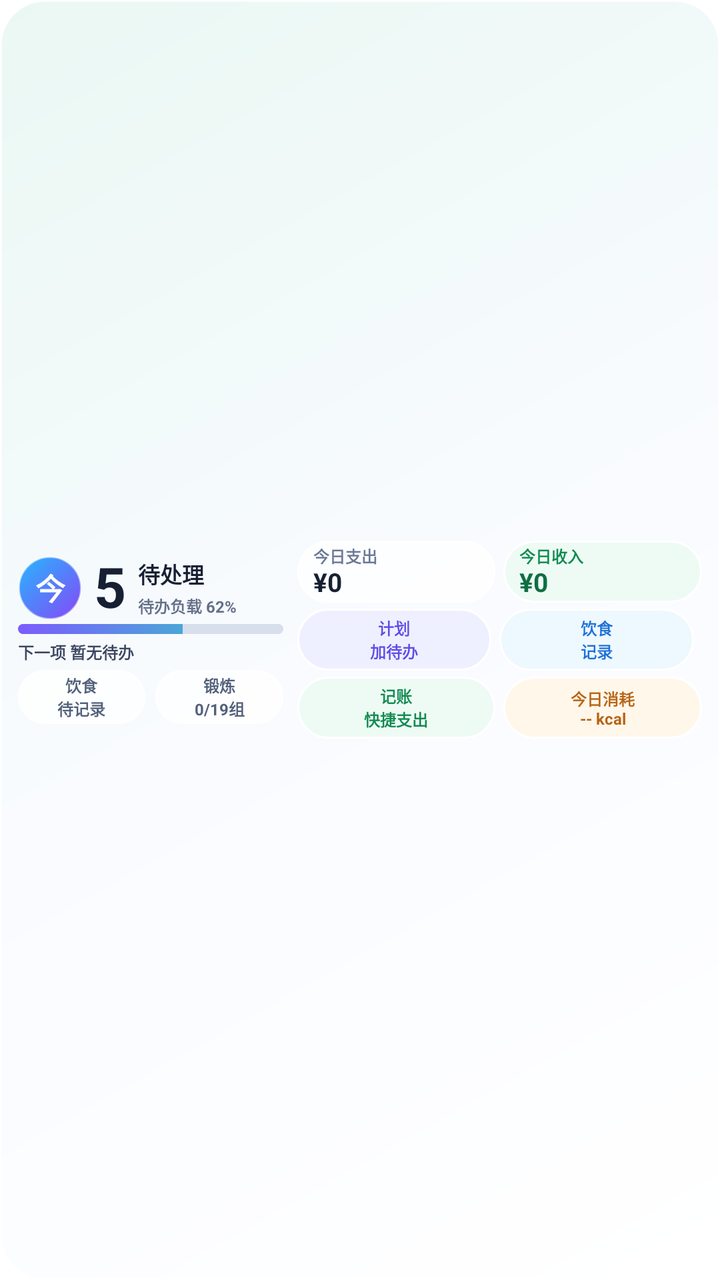
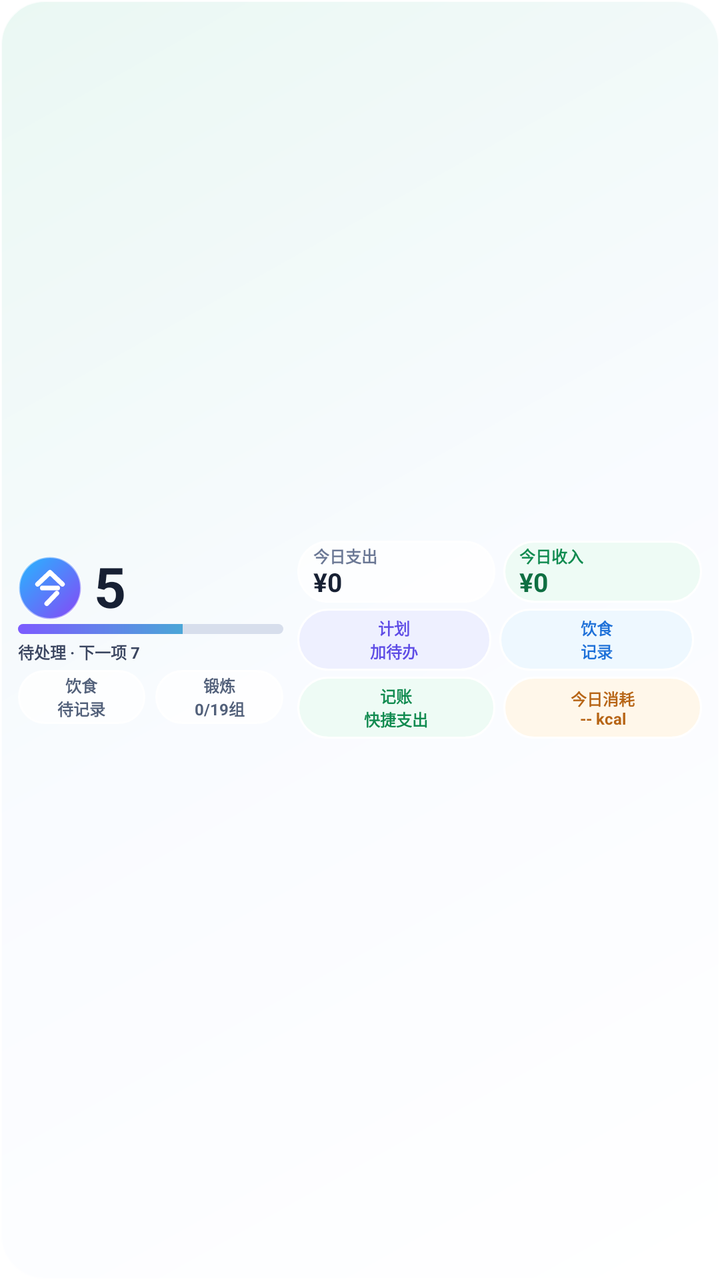

The first picture is an Android layout as it rendered before a commit; the second is the same layout after the commit. The layout source and the unified diff follow.
<!-- AndroidManifest.xml: fallback theme Theme.MaterialComponents.DayNight.NoActionBar -->
<!-- res/layout/pingsheng_widget_light.xml -->
<?xml version="1.0" encoding="utf-8"?>
<LinearLayout xmlns:android="http://schemas.android.com/apk/res/android"
    android:id="@+id/widget_root"
    android:layout_width="match_parent"
    android:layout_height="match_parent"
    android:background="@drawable/pingsheng_widget_light_background"
    android:gravity="center_vertical"
    android:orientation="horizontal"
    android:paddingStart="9dp"
    android:paddingTop="4dp"
    android:paddingEnd="9dp"
    android:paddingBottom="4dp">

    <LinearLayout
        android:id="@+id/widget_left_summary"
        android:layout_width="0dp"
        android:layout_height="match_parent"
        android:layout_marginEnd="7dp"
        android:layout_weight="1.04"
        android:gravity="center_vertical"
        android:orientation="vertical">

        <LinearLayout
            android:layout_width="match_parent"
            android:layout_height="32dp"
            android:gravity="center_vertical"
            android:orientation="horizontal">

            <TextView
                android:layout_width="32dp"
                android:layout_height="32dp"
                android:background="@drawable/pingsheng_widget_icon_tile"
                android:gravity="center"
                android:includeFontPadding="false"
                android:text="今"
                android:textColor="#FFFFFF"
                android:textSize="15sp"
                android:textStyle="bold" />

            <TextView
                android:id="@+id/widget_primary_metric_value"
                android:layout_width="wrap_content"
                android:layout_height="match_parent"
                android:layout_marginStart="6dp"
                android:includeFontPadding="false"
                android:text="5"
                android:textColor="#172033"
                android:textSize="28sp"
                android:textStyle="bold" />

            <LinearLayout
                android:layout_width="0dp"
                android:layout_height="match_parent"
                android:layout_marginStart="6dp"
                android:layout_weight="1"
                android:gravity="center_vertical"
                android:orientation="vertical">

                <TextView
                    android:id="@+id/widget_primary_metric_label"
                    android:layout_width="match_parent"
                    android:layout_height="wrap_content"
                    android:ellipsize="end"
                    android:includeFontPadding="false"
                    android:maxLines="1"
                    android:text="待处理"
                    android:textColor="#172033"
                    android:textSize="11sp"
                    android:textStyle="bold" />

                <TextView
                    android:id="@+id/widget_todo_load_label"
                    android:layout_width="match_parent"
                    android:layout_height="wrap_content"
                    android:layout_marginTop="2dp"
                    android:ellipsize="end"
                    android:includeFontPadding="false"
                    android:maxLines="1"
                    android:text="待办负载 62%"
                    android:textColor="#647089"
                    android:textSize="8sp"
                    android:textStyle="bold" />
            </LinearLayout>
        </LinearLayout>

        <ProgressBar
            android:id="@+id/widget_todo_progress"
            style="@android:style/Widget.ProgressBar.Horizontal"
            android:layout_width="match_parent"
            android:layout_height="5dp"
            android:layout_marginTop="2dp"
            android:indeterminate="false"
            android:max="100"
            android:progress="62"
            android:progressDrawable="@drawable/pingsheng_widget_light_progress" />

        <TextView
            android:id="@+id/widget_next_todo"
            android:layout_width="match_parent"
            android:layout_height="14dp"
            android:layout_marginTop="2dp"
            android:ellipsize="end"
            android:gravity="center_vertical"
            android:includeFontPadding="false"
            android:maxLines="1"
            android:text="下一项 暂无待办"
            android:textColor="#3B4660"
            android:textSize="8sp"
            android:textStyle="bold" />

        <LinearLayout
            android:layout_width="match_parent"
            android:layout_height="27dp"
            android:layout_marginTop="2dp"
            android:orientation="horizontal">

            <TextView
                android:id="@+id/widget_food"
                android:layout_width="0dp"
                android:layout_height="match_parent"
                android:layout_marginEnd="5dp"
                android:layout_weight="1"
                android:background="@drawable/pingsheng_widget_light_panel"
                android:ellipsize="end"
                android:gravity="center"
                android:includeFontPadding="false"
                android:maxLines="2"
                android:text="饮食&#10;待记录"
                android:textColor="#52607A"
                android:textSize="8sp"
                android:textStyle="bold" />

            <TextView
                android:id="@+id/widget_workout"
                android:layout_width="0dp"
                android:layout_height="match_parent"
                android:layout_weight="1"
                android:background="@drawable/pingsheng_widget_light_panel"
                android:ellipsize="end"
                android:gravity="center"
                android:includeFontPadding="false"
                android:maxLines="2"
                android:text="锻炼&#10;0/19组"
                android:textColor="#52607A"
                android:textSize="8sp"
                android:textStyle="bold" />
        </LinearLayout>
    </LinearLayout>

    <LinearLayout
        android:layout_width="0dp"
        android:layout_height="match_parent"
        android:id="@+id/widget_right_grid"
        android:layout_weight="1.58"
        android:gravity="center_vertical"
        android:orientation="vertical">

        <LinearLayout
            android:id="@+id/widget_summary_pair_row"
            android:layout_width="match_parent"
            android:layout_height="31dp"
            android:gravity="center_vertical"
            android:orientation="horizontal">

            <LinearLayout
                android:id="@+id/widget_expense_card"
                android:layout_width="0dp"
                android:layout_height="match_parent"
                android:layout_marginEnd="4dp"
                android:layout_weight="1"
                android:background="@drawable/pingsheng_widget_light_panel"
                android:gravity="center_vertical"
                android:orientation="vertical"
                android:paddingStart="8dp"
                android:paddingTop="2dp"
                android:paddingEnd="6dp"
                android:paddingBottom="2dp">

                <TextView
                    android:layout_width="match_parent"
                    android:layout_height="wrap_content"
                    android:ellipsize="end"
                    android:includeFontPadding="false"
                    android:maxLines="1"
                    android:text="今日支出"
                    android:textColor="#6B7895"
                    android:textSize="8sp"
                    android:textStyle="bold" />

                <TextView
                    android:id="@+id/widget_finance_expense"
                    android:layout_width="match_parent"
                    android:layout_height="16dp"
                    android:autoSizeMaxTextSize="13sp"
                    android:autoSizeMinTextSize="10sp"
                    android:autoSizeStepGranularity="1sp"
                    android:autoSizeTextType="uniform"
                    android:ellipsize="end"
                    android:gravity="center_vertical"
                    android:includeFontPadding="false"
                    android:maxLines="1"
                    android:text="¥0"
                    android:textColor="#172033"
                    android:textSize="13sp"
                    android:textStyle="bold" />
            </LinearLayout>

            <LinearLayout
                android:id="@+id/widget_income_card"
                android:layout_width="0dp"
                android:layout_height="match_parent"
                android:layout_weight="1"
                android:background="@drawable/pingsheng_widget_light_quick_green"
                android:gravity="center_vertical"
                android:orientation="vertical"
                android:paddingStart="8dp"
                android:paddingTop="2dp"
                android:paddingEnd="6dp"
                android:paddingBottom="2dp">

                <TextView
                    android:layout_width="match_parent"
                    android:layout_height="wrap_content"
                    android:ellipsize="end"
                    android:includeFontPadding="false"
                    android:maxLines="1"
                    android:text="今日收入"
                    android:textColor="#118B50"
                    android:textSize="8sp"
                    android:textStyle="bold" />

                <TextView
                    android:id="@+id/widget_finance_income"
                    android:layout_width="match_parent"
                    android:layout_height="16dp"
                    android:autoSizeMaxTextSize="13sp"
                    android:autoSizeMinTextSize="10sp"
                    android:autoSizeStepGranularity="1sp"
                    android:autoSizeTextType="uniform"
                    android:ellipsize="end"
                    android:gravity="center_vertical"
                    android:includeFontPadding="false"
                    android:maxLines="1"
                    android:text="¥0"
                    android:textColor="#0F6F42"
                    android:textSize="13sp"
                    android:textStyle="bold" />
            </LinearLayout>
        </LinearLayout>

        <LinearLayout
            android:layout_width="match_parent"
            android:id="@+id/widget_action_pair_row_1"
            android:layout_height="31dp"
            android:layout_marginTop="3dp"
            android:orientation="horizontal">

            <TextView
                android:id="@+id/widget_plan"
                android:layout_width="0dp"
                android:layout_height="match_parent"
                android:layout_marginEnd="4dp"
                android:layout_weight="1"
                android:background="@drawable/pingsheng_widget_light_quick_primary"
                android:gravity="center"
                android:includeFontPadding="false"
                android:text="计划&#10;加待办"
                android:textColor="#5E4CE6"
                android:textSize="8sp"
                android:textStyle="bold" />

            <TextView
                android:id="@+id/widget_quick_food"
                android:layout_width="0dp"
                android:layout_height="match_parent"
                android:layout_marginEnd="4dp"
                android:layout_weight="1"
                android:background="@drawable/pingsheng_widget_light_quick_blue"
                android:gravity="center"
                android:includeFontPadding="false"
                android:text="饮食&#10;记录"
                android:textColor="#1D70D8"
                android:textSize="8sp"
                android:textStyle="bold" />
        </LinearLayout>

        <LinearLayout
            android:layout_width="match_parent"
            android:id="@+id/widget_action_pair_row_2"
            android:layout_height="31dp"
            android:layout_marginTop="3dp"
            android:orientation="horizontal">

            <TextView
                android:id="@+id/widget_quick_finance"
                android:layout_width="0dp"
                android:layout_height="match_parent"
                android:layout_marginEnd="4dp"
                android:layout_weight="1"
                android:background="@drawable/pingsheng_widget_light_quick_green"
                android:gravity="center"
                android:includeFontPadding="false"
                android:text="记账&#10;快捷支出"
                android:textColor="#118B50"
                android:textSize="8sp"
                android:textStyle="bold" />

            <TextView
                android:id="@+id/widget_active_calories"
                android:layout_width="0dp"
                android:layout_height="match_parent"
                android:layout_weight="1"
                android:background="@drawable/pingsheng_widget_light_quick_orange"
                android:gravity="center"
                android:includeFontPadding="false"
                android:text="今日消耗&#10;-- kcal"
                android:textColor="#B76516"
                android:textSize="8sp"
                android:textStyle="bold" />
        </LinearLayout>
    </LinearLayout>
</LinearLayout>
<!-- resources referenced by this layout -->
<resources>
  <!-- drawable pingsheng_widget_icon_tile (drawable) -->
  <?xml version="1.0" encoding="utf-8"?>
  <shape xmlns:android="http://schemas.android.com/apk/res/android"
      android:shape="rectangle">
      <corners android:radius="16dp" />
      <gradient
          android:angle="135"
          android:endColor="#25B7FF"
          android:startColor="#8747F6" />
      <stroke
          android:width="1dp"
          android:color="#80FFFFFF" />
  </shape>
  <!-- drawable pingsheng_widget_light_background (drawable) -->
  <?xml version="1.0" encoding="utf-8"?>
  <shape xmlns:android="http://schemas.android.com/apk/res/android"
      android:shape="rectangle">
      <corners android:radius="22dp" />
      <gradient
          android:angle="135"
          android:centerColor="#F9FBFF"
          android:endColor="#EAF8F3"
          android:startColor="#FFFFFF" />
      <stroke
          android:width="1dp"
          android:color="#CCFFFFFF" />
  </shape>
  <!-- drawable pingsheng_widget_light_panel (drawable) -->
  <?xml version="1.0" encoding="utf-8"?>
  <shape xmlns:android="http://schemas.android.com/apk/res/android"
      android:shape="rectangle">
      <corners android:radius="16dp" />
      <solid android:color="#CCFFFFFF" />
      <stroke
          android:width="1dp"
          android:color="#F0FFFFFF" />
  </shape>
  <!-- drawable pingsheng_widget_light_quick_blue (drawable) -->
  <?xml version="1.0" encoding="utf-8"?>
  <shape xmlns:android="http://schemas.android.com/apk/res/android"
      android:shape="rectangle">
      <corners android:radius="15dp" />
      <solid android:color="#EEF8FF" />
      <stroke
          android:width="1dp"
          android:color="#FFFFFF" />
  </shape>
  <!-- drawable pingsheng_widget_light_quick_green (drawable) -->
  <?xml version="1.0" encoding="utf-8"?>
  <shape xmlns:android="http://schemas.android.com/apk/res/android"
      android:shape="rectangle">
      <corners android:radius="15dp" />
      <solid android:color="#EEFBF5" />
      <stroke
          android:width="1dp"
          android:color="#FFFFFF" />
  </shape>
  <!-- drawable pingsheng_widget_light_quick_orange (drawable) -->
  <?xml version="1.0" encoding="utf-8"?>
  <shape xmlns:android="http://schemas.android.com/apk/res/android"
      android:shape="rectangle">
      <corners android:radius="15dp" />
      <solid android:color="#FFF7EA" />
      <stroke
          android:width="1dp"
          android:color="#FFFFFF" />
  </shape>
  <!-- drawable pingsheng_widget_light_quick_primary (drawable) -->
  <?xml version="1.0" encoding="utf-8"?>
  <shape xmlns:android="http://schemas.android.com/apk/res/android"
      android:shape="rectangle">
      <corners android:radius="15dp" />
      <solid android:color="#EEF0FF" />
      <stroke
          android:width="1dp"
          android:color="#FFFFFF" />
  </shape>
  <!-- unchanged entries left out for length: 1 -->
</resources>

<!-- the commit's change to res/layout/pingsheng_widget_light.xml (unified diff, before → after) -->
@@ -26,22 +26,22 @@
             android:gravity="center_vertical"
             android:orientation="horizontal">
 
-            <TextView
+            <ImageView
                 android:layout_width="32dp"
                 android:layout_height="32dp"
                 android:background="@drawable/pingsheng_widget_icon_tile"
-                android:gravity="center"
-                android:includeFontPadding="false"
-                android:text="今"
-                android:textColor="#FFFFFF"
-                android:textSize="15sp"
-                android:textStyle="bold" />
+                android:contentDescription="今日"
+                android:padding="5dp"
+                android:scaleType="center"
+                android:src="@drawable/pingsheng_widget_today_mark" />
 
             <TextView
                 android:id="@+id/widget_primary_metric_value"
-                android:layout_width="wrap_content"
+                android:layout_width="0dp"
                 android:layout_height="match_parent"
                 android:layout_marginStart="6dp"
+                android:layout_weight="1"
+                android:gravity="center_vertical"
                 android:includeFontPadding="false"
                 android:text="5"
                 android:textColor="#172033"
@@ -49,10 +49,9 @@
                 android:textStyle="bold" />
 
             <LinearLayout
-                android:layout_width="0dp"
-                android:layout_height="match_parent"
-                android:layout_marginStart="6dp"
-                android:layout_weight="1"
+                android:visibility="gone"
+                android:layout_width="1dp"
+                android:layout_height="match_parent"
                 android:gravity="center_vertical"
                 android:orientation="vertical">
 
@@ -76,7 +75,7 @@
                     android:ellipsize="end"
                     android:includeFontPadding="false"
                     android:maxLines="1"
-                    android:text="待办负载 62%"
+                    android:text="待办"
                     android:textColor="#647089"
                     android:textSize="8sp"
                     android:textStyle="bold" />
@@ -103,7 +102,7 @@
             android:gravity="center_vertical"
             android:includeFontPadding="false"
             android:maxLines="1"
-            android:text="下一项 暂无待办"
+            android:text="待处理 · 下一项 7"
             android:textColor="#3B4660"
             android:textSize="8sp"
             android:textStyle="bold" />
<!-- resource entries referenced after the edit -->
@@ -77,6 +77,34 @@
           android:width="1dp"
           android:color="#FFFFFF" />
   </shape>
+  <!-- drawable pingsheng_widget_today_mark (drawable) -->
+  <?xml version="1.0" encoding="utf-8"?>
+  <vector xmlns:android="http://schemas.android.com/apk/res/android"
+      android:width="24dp"
+      android:height="24dp"
+      android:viewportWidth="24"
+      android:viewportHeight="24">
+      <path
+          android:fillColor="@android:color/transparent"
+          android:pathData="M12,4.2 L5.8,10.1 M12,4.2 L18.2,10.1"
+          android:strokeWidth="2.4"
+          android:strokeColor="#FFFFFF"
+          android:strokeLineCap="round"
+          android:strokeLineJoin="round" />
+      <path
+          android:fillColor="@android:color/transparent"
+          android:pathData="M8.2,12 L15.8,12"
+          android:strokeWidth="2.4"
+          android:strokeColor="#FFFFFF"
+          android:strokeLineCap="round" />
+      <path
+          android:fillColor="@android:color/transparent"
+          android:pathData="M15.4,14.6 L10.4,19.8"
+          android:strokeWidth="2.4"
+          android:strokeColor="#FFFFFF"
+          android:strokeLineCap="round"
+          android:strokeLineJoin="round" />
+  </vector>
   <!-- unchanged entries left out for length: 1 -->
 </resources>
 
